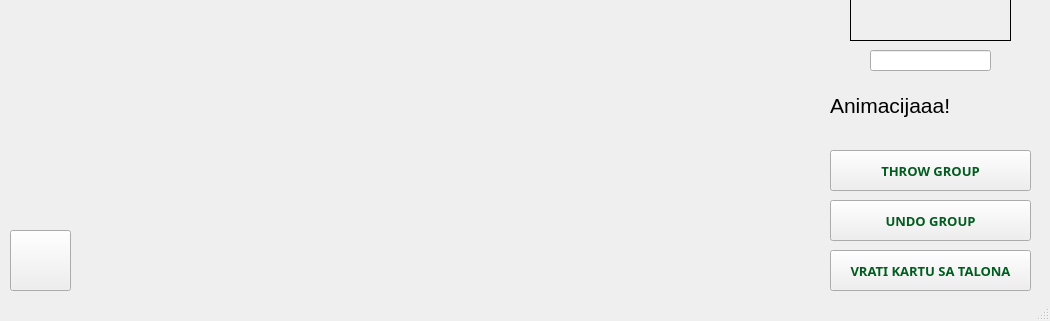
stefanivanic/RemiFINAL, file game.ui: the form before one commit; both pictures show x 0 to 1050 and y 299 to 620 of the 1050 by 620 pixel window.
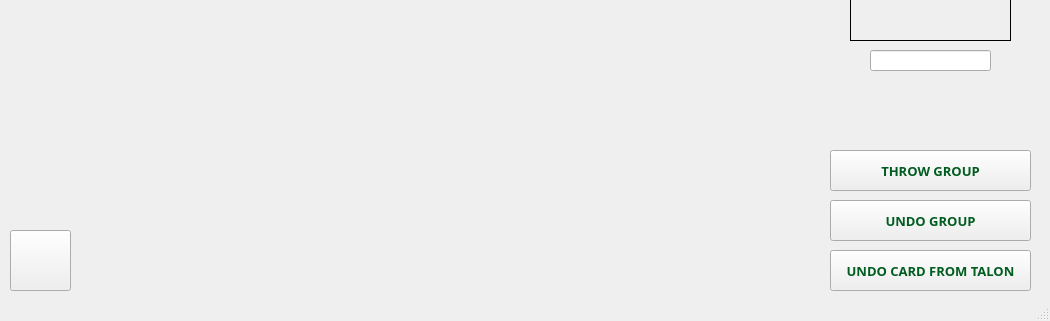
The form after the commit. Icons and pictures are not drawn.

Patch:
```diff
--- a/game.ui
+++ b/game.ui
@@ -152,7 +152,7 @@
 }</string>
     </property>
     <property name="text">
-     <string>VRATI KARTU SA TALONA</string>
+     <string>UNDO CARD FROM TALON</string>
     </property>
     <property name="autoDefault">
      <bool>false</bool>
@@ -211,8 +211,8 @@
    <widget class="QLabel" name="onMoveLabel">
     <property name="geometry">
      <rect>
-      <x>30</x>
-      <y>450</y>
+      <x>20</x>
+      <y>420</y>
       <width>221</width>
       <height>20</height>
      </rect>
@@ -238,8 +238,8 @@
    <widget class="QLabel" name="groupValue">
     <property name="geometry">
      <rect>
-      <x>30</x>
-      <y>480</y>
+      <x>20</x>
+      <y>450</y>
       <width>221</width>
       <height>20</height>
      </rect>
@@ -263,24 +263,6 @@
      <string/>
     </property>
    </widget>
-   <widget class="QLabel" name="labelAnimation">
-    <property name="geometry">
-     <rect>
-      <x>830</x>
-      <y>370</y>
-      <width>131</width>
-      <height>31</height>
-     </rect>
-    </property>
-    <property name="font">
-     <font>
-      <pointsize>16</pointsize>
-     </font>
-    </property>
-    <property name="text">
-     <string>Animacijaaa!</string>
-    </property>
-   </widget>
   </widget>
   <widget class="QMenuBar" name="menuBar">
    <property name="geometry">
```
